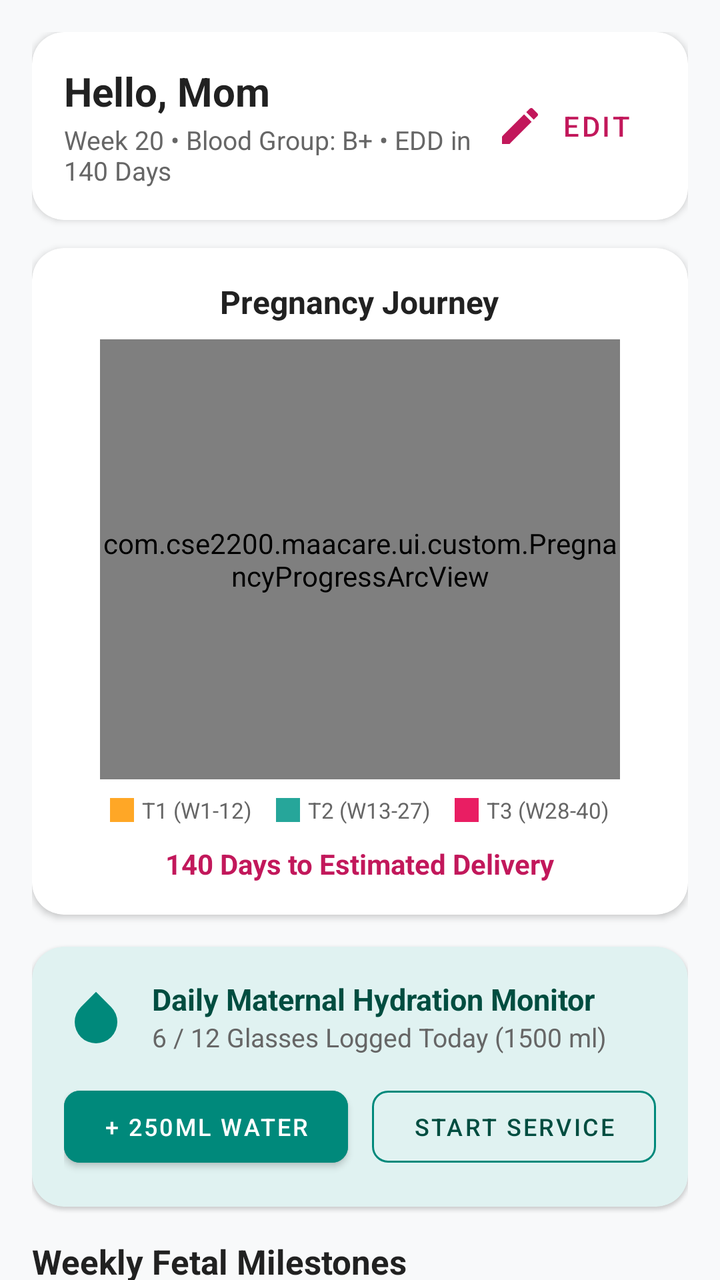
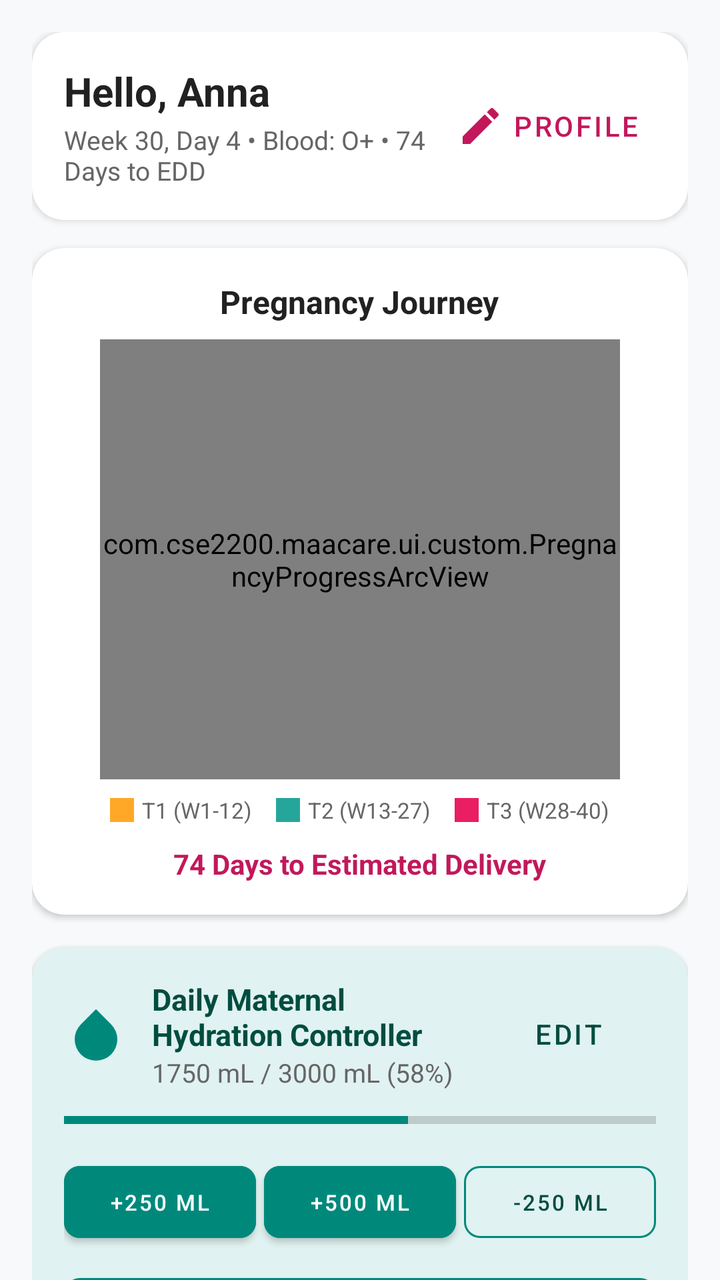

Compare the two renders of this Android layout. The source of the first and the diff that turns it into the second are given below.
<!-- AndroidManifest.xml: application theme Theme.MaaCare -->
<!-- res/layout/fragment_home_tracker.xml -->
<?xml version="1.0" encoding="utf-8"?>
<androidx.core.widget.NestedScrollView xmlns:android="http://schemas.android.com/apk/res/android"
    xmlns:app="http://schemas.android.com/apk/res-auto"
    android:layout_width="match_parent"
    android:layout_height="match_parent"
    android:background="@color/background_light"
    android:fillViewport="true">

    <LinearLayout
        android:layout_width="match_parent"
        android:layout_height="wrap_content"
        android:orientation="vertical"
        android:padding="16dp">

        
        <com.google.android.material.card.MaterialCardView
            android:layout_width="match_parent"
            android:layout_height="wrap_content"
            android:layout_marginBottom="14dp"
            app:cardBackgroundColor="@color/surface_card"
            app:cardCornerRadius="16dp"
            app:cardElevation="2dp">

            <LinearLayout
                android:layout_width="match_parent"
                android:layout_height="wrap_content"
                android:orientation="horizontal"
                android:padding="16dp"
                android:gravity="center_vertical">

                <LinearLayout
                    android:layout_width="0dp"
                    android:layout_height="wrap_content"
                    android:layout_weight="1"
                    android:orientation="vertical">

                    <TextView
                        android:id="@+id/tv_mother_name"
                        android:layout_width="wrap_content"
                        android:layout_height="wrap_content"
                        android:text="Hello, Mom"
                        android:textColor="@color/text_primary"
                        android:textSize="20sp"
                        android:textStyle="bold" />

                    <TextView
                        android:id="@+id/tv_profile_subtext"
                        android:layout_width="wrap_content"
                        android:layout_height="wrap_content"
                        android:layout_marginTop="2dp"
                        android:text="Week 20 • Blood Group: B+ • EDD in 140 Days"
                        android:textColor="@color/text_secondary"
                        android:textSize="13sp" />
                </LinearLayout>

                <com.google.android.material.button.MaterialButton
                    android:id="@+id/btn_edit_profile"
                    style="@style/Widget.MaterialComponents.Button.TextButton.Icon"
                    android:layout_width="wrap_content"
                    android:layout_height="wrap_content"
                    android:text="Edit"
                    android:textColor="@color/primary"
                    app:icon="@drawable/ic_edit"
                    app:iconTint="@color/primary" />
            </LinearLayout>
        </com.google.android.material.card.MaterialCardView>

        
        <com.google.android.material.card.MaterialCardView
            android:layout_width="match_parent"
            android:layout_height="wrap_content"
            android:layout_marginBottom="16dp"
            app:cardBackgroundColor="@color/surface_card"
            app:cardCornerRadius="16dp"
            app:cardElevation="2dp">

            <LinearLayout
                android:layout_width="match_parent"
                android:layout_height="wrap_content"
                android:gravity="center_horizontal"
                android:orientation="vertical"
                android:padding="16dp">

                <TextView
                    android:layout_width="wrap_content"
                    android:layout_height="wrap_content"
                    android:text="@string/pregnancy_progress_title"
                    android:textColor="@color/text_primary"
                    android:textSize="16sp"
                    android:textStyle="bold" />

                
                <com.cse2200.maacare.ui.custom.PregnancyProgressArcView
                    android:id="@+id/arc_pregnancy_progress"
                    android:layout_width="260dp"
                    android:layout_height="220dp"
                    android:layout_marginTop="8dp"
                    app:arcStrokeWidth="18dp"
                    app:currentWeek="20"
                    app:indicatorColor="@color/primary"
                    app:maxWeeks="40"
                    app:showCenterText="true"
                    app:trackColor="#E0E0E0"
                    app:trimester1Color="@color/trimester1_color"
                    app:trimester2Color="@color/trimester2_color"
                    app:trimester3Color="@color/trimester3_color" />

                
                <LinearLayout
                    android:layout_width="wrap_content"
                    android:layout_height="wrap_content"
                    android:layout_marginTop="8dp"
                    android:gravity="center_vertical"
                    android:orientation="horizontal">

                    <View
                        android:layout_width="12dp"
                        android:layout_height="12dp"
                        android:background="@color/trimester1_color" />

                    <TextView
                        android:layout_width="wrap_content"
                        android:layout_height="wrap_content"
                        android:layout_marginStart="4dp"
                        android:layout_marginEnd="12dp"
                        android:text="T1 (W1-12)"
                        android:textColor="@color/text_secondary"
                        android:textSize="11sp" />

                    <View
                        android:layout_width="12dp"
                        android:layout_height="12dp"
                        android:background="@color/trimester2_color" />

                    <TextView
                        android:layout_width="wrap_content"
                        android:layout_height="wrap_content"
                        android:layout_marginStart="4dp"
                        android:layout_marginEnd="12dp"
                        android:text="T2 (W13-27)"
                        android:textColor="@color/text_secondary"
                        android:textSize="11sp" />

                    <View
                        android:layout_width="12dp"
                        android:layout_height="12dp"
                        android:background="@color/trimester3_color" />

                    <TextView
                        android:layout_width="wrap_content"
                        android:layout_height="wrap_content"
                        android:layout_marginStart="4dp"
                        android:text="T3 (W28-40)"
                        android:textColor="@color/text_secondary"
                        android:textSize="11sp" />
                </LinearLayout>

                <TextView
                    android:id="@+id/tv_countdown_edd"
                    android:layout_width="wrap_content"
                    android:layout_height="wrap_content"
                    android:layout_marginTop="10dp"
                    android:text="140 Days to Estimated Delivery"
                    android:textColor="@color/primary"
                    android:textSize="14sp"
                    android:textStyle="bold" />
            </LinearLayout>
        </com.google.android.material.card.MaterialCardView>

        
        <com.google.android.material.card.MaterialCardView
            android:layout_width="match_parent"
            android:layout_height="wrap_content"
            android:layout_marginBottom="16dp"
            app:cardBackgroundColor="@color/secondary_light"
            app:cardCornerRadius="16dp"
            app:cardElevation="1dp">

            <LinearLayout
                android:layout_width="match_parent"
                android:layout_height="wrap_content"
                android:orientation="vertical"
                android:padding="16dp">

                <LinearLayout
                    android:layout_width="match_parent"
                    android:layout_height="wrap_content"
                    android:gravity="center_vertical"
                    android:orientation="horizontal">

                    <ImageView
                        android:layout_width="32dp"
                        android:layout_height="32dp"
                        android:src="@drawable/ic_water_drop"
                        app:tint="@color/secondary" />

                    <LinearLayout
                        android:layout_width="0dp"
                        android:layout_height="wrap_content"
                        android:layout_marginStart="12dp"
                        android:layout_weight="1"
                        android:orientation="vertical">

                        <TextView
                            android:layout_width="wrap_content"
                            android:layout_height="wrap_content"
                            android:text="@string/hydration_monitor_heading"
                            android:textColor="@color/secondary_dark"
                            android:textSize="15sp"
                            android:textStyle="bold" />

                        <TextView
                            android:id="@+id/tv_water_count"
                            android:layout_width="wrap_content"
                            android:layout_height="wrap_content"
                            android:text="6 / 12 Glasses Logged Today (1500 ml)"
                            android:textColor="@color/text_secondary"
                            android:textSize="13sp" />
                    </LinearLayout>
                </LinearLayout>

                <LinearLayout
                    android:layout_width="match_parent"
                    android:layout_height="wrap_content"
                    android:layout_marginTop="12dp"
                    android:orientation="horizontal">

                    <com.google.android.material.button.MaterialButton
                        android:id="@+id/btn_log_water"
                        android:layout_width="0dp"
                        android:layout_height="wrap_content"
                        android:layout_marginEnd="6dp"
                        android:layout_weight="1"
                        android:backgroundTint="@color/secondary"
                        android:text="+ 250ml Water"
                        android:textSize="12sp"
                        app:cornerRadius="8dp" />

                    <com.google.android.material.button.MaterialButton
                        android:id="@+id/btn_toggle_service"
                        style="@style/Widget.MaterialComponents.Button.OutlinedButton"
                        android:layout_width="0dp"
                        android:layout_height="wrap_content"
                        android:layout_marginStart="6dp"
                        android:layout_weight="1"
                        android:text="Start Service"
                        android:textColor="@color/secondary_dark"
                        android:textSize="12sp"
                        app:cornerRadius="8dp"
                        app:strokeColor="@color/secondary" />
                </LinearLayout>
            </LinearLayout>
        </com.google.android.material.card.MaterialCardView>

        
        <TextView
            android:layout_width="wrap_content"
            android:layout_height="wrap_content"
            android:layout_marginBottom="8dp"
            android:text="@string/fetal_milestones_heading"
            android:textColor="@color/text_primary"
            android:textSize="17sp"
            android:textStyle="bold" />

        
        <androidx.recyclerview.widget.RecyclerView
            android:id="@+id/rv_fetal_milestones"
            android:layout_width="match_parent"
            android:layout_height="wrap_content"
            android:nestedScrollingEnabled="false" />

    </LinearLayout>
</androidx.core.widget.NestedScrollView>
<!-- resources referenced by this layout -->
<resources>
  <color name="background_light">#F8F9FA</color>
  <color name="primary">#C2185B</color>
  <color name="secondary">#00897B</color>
  <color name="secondary_dark">#004D40</color>
  <color name="secondary_light">#E0F2F1</color>
  <color name="surface_card">#FFFFFF</color>
  <color name="text_primary">#212121</color>
  <color name="text_secondary">#666666</color>
  <color name="trimester1_color">#FFA726</color>
  <color name="trimester2_color">#26A69A</color>
  <color name="trimester3_color">#E91E63</color>
  <!-- drawable ic_edit (drawable) -->
  <vector xmlns:android="http://schemas.android.com/apk/res/android"
      android:width="24dp"
      android:height="24dp"
      android:viewportWidth="24"
      android:viewportHeight="24">
    <path
        android:fillColor="#FF000000"
        android:pathData="M3,17.25V21h3.75L17.81,9.94l-3.75,-3.75L3,17.25zM20.71,7.04c0.39,-0.39 0.39,-1.02 0,-1.41l-2.34,-2.34c-0.39,-0.39 -1.02,-0.39 -1.41,0l-1.83,1.83 3.75,3.75 1.83,-1.83z"/>
  </vector>
  <!-- drawable ic_water_drop (drawable) -->
  <vector xmlns:android="http://schemas.android.com/apk/res/android"
      android:width="24dp"
      android:height="24dp"
      android:viewportWidth="24"
      android:viewportHeight="24">
    <path
        android:fillColor="#FF000000"
        android:pathData="M12,2.69l5.66,5.66a8,8 0,1 1,-11.31 0z"/>
  </vector>
  <string name="fetal_milestones_heading">Weekly Fetal Milestones</string>
  <string name="hydration_monitor_heading">Daily Maternal Hydration Monitor</string>
  <string name="pregnancy_progress_title">Pregnancy Journey</string>
  <style name="Theme.MaaCare" parent="Theme.MaterialComponents.DayNight.NoActionBar">
          
          <item name="colorPrimary">@color/primary</item>
          <item name="colorPrimaryVariant">@color/primary_dark</item>
          <item name="colorOnPrimary">@color/white</item>
          
          
          <item name="colorSecondary">@color/secondary</item>
          <item name="colorSecondaryVariant">@color/secondary_dark</item>
          <item name="colorOnSecondary">@color/white</item>
          
          
          <item name="android:statusBarColor">@color/primary_dark</item>
          <item name="android:windowLightStatusBar" tools:targetApi="m">false</item>
          
          <item name="android:windowBackground">@color/background_light</item>
      </style>
  <color name="primary_dark">#880E4F</color>
  <color name="white">#FFFFFF</color>
</resources>

<!-- the commit's change to res/layout/fragment_home_tracker.xml (unified diff, before → after) -->
@@ -24,9 +24,9 @@
             <LinearLayout
                 android:layout_width="match_parent"
                 android:layout_height="wrap_content"
+                android:gravity="center_vertical"
                 android:orientation="horizontal"
-                android:padding="16dp"
-                android:gravity="center_vertical">
+                android:padding="16dp">
 
                 <LinearLayout
                     android:layout_width="0dp"
@@ -38,7 +38,7 @@
                         android:id="@+id/tv_mother_name"
                         android:layout_width="wrap_content"
                         android:layout_height="wrap_content"
-                        android:text="Hello, Mom"
+                        android:text="Hello, Anna"
                         android:textColor="@color/text_primary"
                         android:textSize="20sp"
                         android:textStyle="bold" />
@@ -48,7 +48,7 @@
                         android:layout_width="wrap_content"
                         android:layout_height="wrap_content"
                         android:layout_marginTop="2dp"
-                        android:text="Week 20 • Blood Group: B+ • EDD in 140 Days"
+                        android:text="Week 30, Day 4 • Blood: O+ • 74 Days to EDD"
                         android:textColor="@color/text_secondary"
                         android:textSize="13sp" />
                 </LinearLayout>
@@ -58,7 +58,7 @@
                     style="@style/Widget.MaterialComponents.Button.TextButton.Icon"
                     android:layout_width="wrap_content"
                     android:layout_height="wrap_content"
-                    android:text="Edit"
+                    android:text="Profile"
                     android:textColor="@color/primary"
                     app:icon="@drawable/ic_edit"
                     app:iconTint="@color/primary" />
@@ -96,7 +96,7 @@
                     android:layout_height="220dp"
                     android:layout_marginTop="8dp"
                     app:arcStrokeWidth="18dp"
-                    app:currentWeek="20"
+                    app:currentWeek="30"
                     app:indicatorColor="@color/primary"
                     app:maxWeeks="40"
                     app:showCenterText="true"
@@ -160,7 +160,7 @@
                     android:layout_width="wrap_content"
                     android:layout_height="wrap_content"
                     android:layout_marginTop="10dp"
-                    android:text="140 Days to Estimated Delivery"
+                    android:text="74 Days to Estimated Delivery"
                     android:textColor="@color/primary"
                     android:textSize="14sp"
                     android:textStyle="bold" />
@@ -204,7 +204,7 @@
                         <TextView
                             android:layout_width="wrap_content"
                             android:layout_height="wrap_content"
-                            android:text="@string/hydration_monitor_heading"
+                            android:text="Daily Maternal Hydration Controller"
                             android:textColor="@color/secondary_dark"
                             android:textSize="15sp"
                             android:textStyle="bold" />
@@ -213,12 +213,32 @@
                             android:id="@+id/tv_water_count"
                             android:layout_width="wrap_content"
                             android:layout_height="wrap_content"
-                            android:text="6 / 12 Glasses Logged Today (1500 ml)"
+                            android:text="1750 mL / 3000 mL (58%)"
                             android:textColor="@color/text_secondary"
                             android:textSize="13sp" />
                     </LinearLayout>
+
+                    <com.google.android.material.button.MaterialButton
+                        android:id="@+id/btn_edit_hydration"
+                        style="@style/Widget.MaterialComponents.Button.TextButton"
+                        android:layout_width="wrap_content"
+                        android:layout_height="wrap_content"
+                        android:text="Edit"
+                        android:textColor="@color/secondary_dark" />
                 </LinearLayout>
 
+                
+                <ProgressBar
+                    android:id="@+id/pb_water_progress"
+                    style="@style/Widget.AppCompat.ProgressBar.Horizontal"
+                    android:layout_width="match_parent"
+                    android:layout_height="10dp"
+                    android:layout_marginTop="10dp"
+                    android:max="100"
+                    android:progress="58"
+                    android:progressTint="@color/secondary" />
+
+                
                 <LinearLayout
                     android:layout_width="match_parent"
                     android:layout_height="wrap_content"
@@ -226,29 +246,52 @@
                     android:orientation="horizontal">
 
                     <com.google.android.material.button.MaterialButton
-                        android:id="@+id/btn_log_water"
+                        android:id="@+id/btn_add_250"
                         android:layout_width="0dp"
                         android:layout_height="wrap_content"
-                        android:layout_marginEnd="6dp"
+                        android:layout_marginEnd="4dp"
                         android:layout_weight="1"
                         android:backgroundTint="@color/secondary"
-                        android:text="+ 250ml Water"
-                        android:textSize="12sp"
+                        android:text="+250 mL"
+                        android:textSize="11sp"
                         app:cornerRadius="8dp" />
 
                     <com.google.android.material.button.MaterialButton
-                        android:id="@+id/btn_toggle_service"
+                        android:id="@+id/btn_add_500"
+                        android:layout_width="0dp"
+                        android:layout_height="wrap_content"
+                        android:layout_marginEnd="4dp"
+                        android:layout_weight="1"
+                        android:backgroundTint="@color/secondary"
+                        android:text="+500 mL"
+                        android:textSize="11sp"
+                        app:cornerRadius="8dp" />
+
+                    <com.google.android.material.button.MaterialButton
+                        android:id="@+id/btn_sub_250"
                         style="@style/Widget.MaterialComponents.Button.OutlinedButton"
                         android:layout_width="0dp"
                         android:layout_height="wrap_content"
-                        android:layout_marginStart="6dp"
                         android:layout_weight="1"
-                        android:text="Start Service"
+                        android:text="-250 mL"
                         android:textColor="@color/secondary_dark"
-                        android:textSize="12sp"
+                        android:textSize="11sp"
                         app:cornerRadius="8dp"
                         app:strokeColor="@color/secondary" />
                 </LinearLayout>
+
+                
+                <com.google.android.material.button.MaterialButton
+                    android:id="@+id/btn_toggle_service"
+                    style="@style/Widget.MaterialComponents.Button.OutlinedButton"
+                    android:layout_width="match_parent"
+                    android:layout_height="wrap_content"
+                    android:layout_marginTop="8dp"
+                    android:text="Start Foreground Monitor Service"
+                    android:textColor="@color/secondary_dark"
+                    android:textSize="12sp"
+                    app:cornerRadius="8dp"
+                    app:strokeColor="@color/secondary" />
             </LinearLayout>
         </com.google.android.material.card.MaterialCardView>
 
<!-- resource entries referenced after the edit -->
@@ -32,7 +32,6 @@
         android:pathData="M12,2.69l5.66,5.66a8,8 0,1 1,-11.31 0z"/>
   </vector>
   <string name="fetal_milestones_heading">Weekly Fetal Milestones</string>
-  <string name="hydration_monitor_heading">Daily Maternal Hydration Monitor</string>
   <string name="pregnancy_progress_title">Pregnancy Journey</string>
   <style name="Theme.MaaCare" parent="Theme.MaterialComponents.DayNight.NoActionBar">
           
